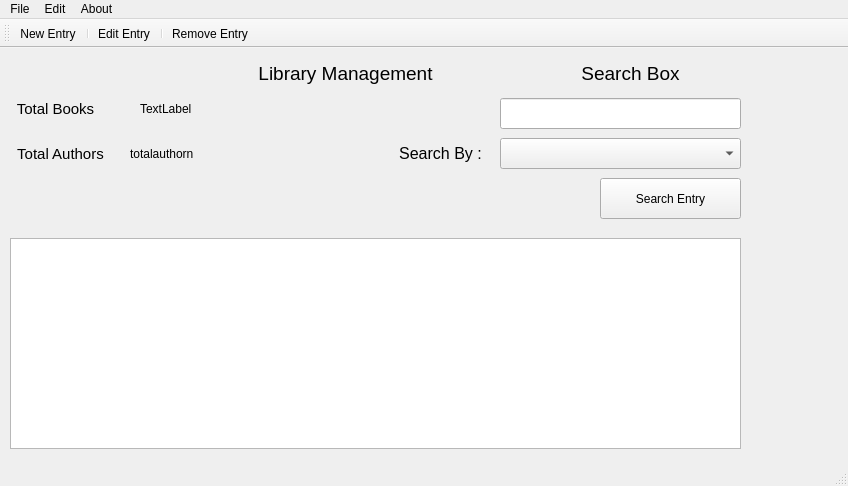
Above: mainwindow.ui from mexyzer/Library-Management before the change. Below: the same form after it.
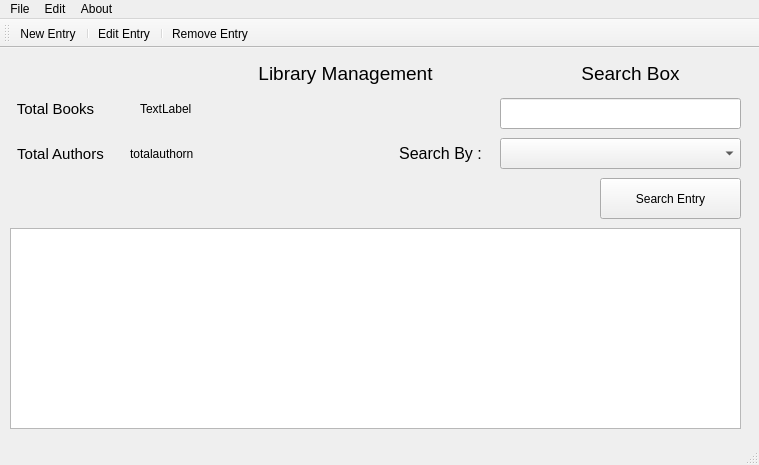
That is the form after the change. Icons and pictures are not drawn.

What changed in the file:
```diff
--- a/mainwindow.ui
+++ b/mainwindow.ui
@@ -6,8 +6,8 @@
    <rect>
     <x>0</x>
     <y>0</y>
-    <width>848</width>
-    <height>486</height>
+    <width>759</width>
+    <height>465</height>
    </rect>
   </property>
   <property name="windowTitle">
@@ -81,9 +81,9 @@
     <property name="geometry">
      <rect>
       <x>10</x>
-      <y>190</y>
+      <y>180</y>
       <width>731</width>
-      <height>211</height>
+      <height>201</height>
      </rect>
     </property>
    </widget>
@@ -203,7 +203,7 @@
     <rect>
      <x>0</x>
      <y>0</y>
-     <width>848</width>
+     <width>759</width>
      <height>19</height>
     </rect>
    </property>
```
